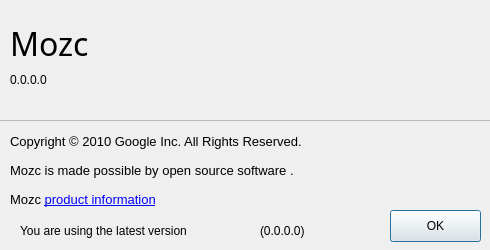
Old version of the form src/gui/about_dialog/about_dialog.ui in the repository niw/mozc.
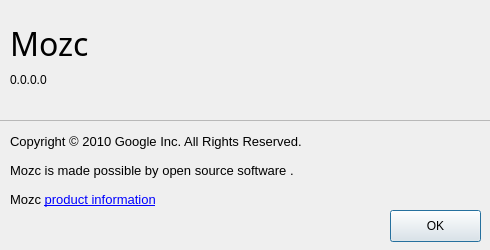
New version of the form. Custom widgets are drawn as their Qt base class.

```diff
--- a/src/gui/about_dialog/about_dialog.ui
+++ b/src/gui/about_dialog/about_dialog.ui
@@ -59,71 +59,6 @@
      <string>OK</string>
     </property>
    </widget>
-   <widget class="mozc::gui::VersionImageWidget" name="version_image" native="true">
-    <property name="geometry">
-     <rect>
-      <x>20</x>
-      <y>90</y>
-      <width>21</width>
-      <height>21</height>
-     </rect>
-    </property>
-   </widget>
-   <widget class="QWidget" name="horizontalLayoutWidget">
-    <property name="geometry">
-     <rect>
-      <x>30</x>
-      <y>100</y>
-      <width>351</width>
-      <height>22</height>
-     </rect>
-    </property>
-    <layout class="QHBoxLayout" name="horizontalLayout">
-     <item>
-      <widget class="QLabel" name="label_latest_check">
-       <property name="text">
-        <string>You are using the latest version</string>
-       </property>
-      </widget>
-     </item>
-     <item>
-      <spacer name="horizontalSpacer_6">
-       <property name="orientation">
-        <enum>Qt::Horizontal</enum>
-       </property>
-       <property name="sizeHint" stdset="0">
-        <size>
-         <width>40</width>
-         <height>20</height>
-        </size>
-       </property>
-      </spacer>
-     </item>
-     <item>
-      <widget class="QLabel" name="latest_version">
-       <property name="text">
-        <string>(0.0.0.0)</string>
-       </property>
-       <property name="alignment">
-        <set>Qt::AlignLeading|Qt::AlignLeft|Qt::AlignVCenter</set>
-       </property>
-      </widget>
-     </item>
-     <item>
-      <spacer name="horizontalSpacer_7">
-       <property name="orientation">
-        <enum>Qt::Horizontal</enum>
-       </property>
-       <property name="sizeHint" stdset="0">
-        <size>
-         <width>40</width>
-         <height>20</height>
-        </size>
-       </property>
-      </spacer>
-     </item>
-    </layout>
-   </widget>
    <widget class="QWidget" name="gridLayoutWidget_2">
     <property name="geometry">
      <rect>
@@ -282,13 +217,7 @@
    </layout>
   </widget>
  </widget>
- <customwidgets>
-  <customwidget>
-   <class>mozc::gui::VersionImageWidget</class>
-   <extends>QWidget</extends>
-   <header>gui/about_dialog/version_image_widget.h</header>
-  </customwidget>
- </customwidgets>
+ <customwidgets/>
  <resources/>
  <connections>
   <connection>
```
